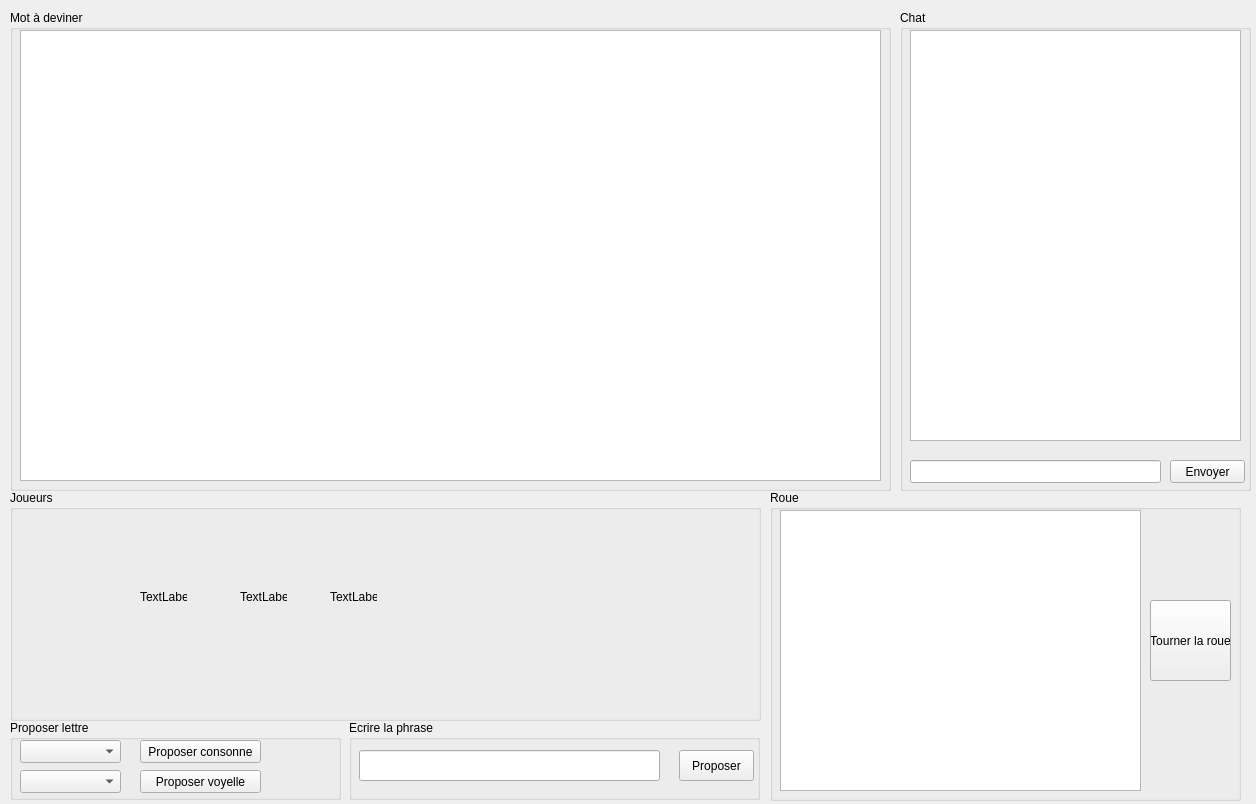
Above: Roue_De_La_Fortune/ui/game.ui from Dorian-Chapoulie/Roue-de-la-fortune before the change. Below: the same form after it.
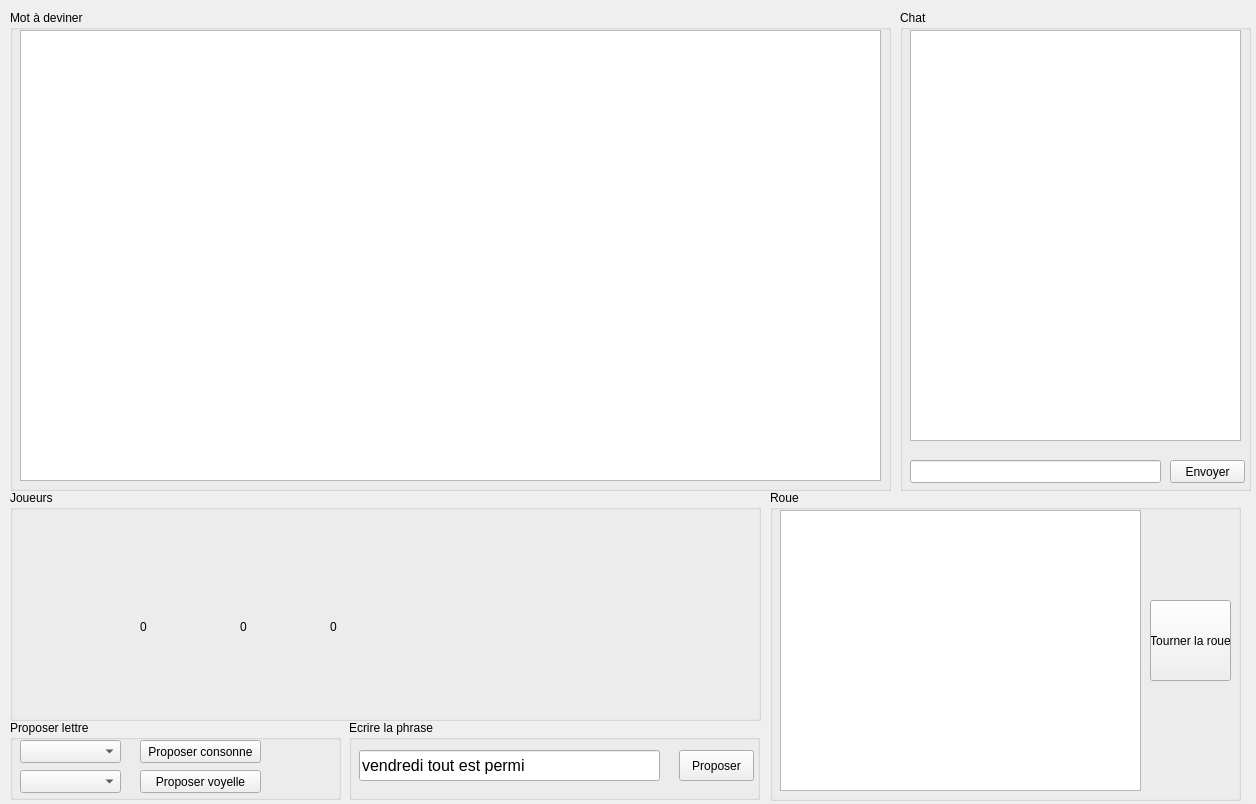
That is the form after the change.

Diff of the .ui file:
```diff
--- a/Roue_De_La_Fortune/ui/game.ui
+++ b/Roue_De_La_Fortune/ui/game.ui
@@ -104,7 +104,7 @@
      </rect>
     </property>
     <property name="text">
-     <string>TextLabel</string>
+     <string/>
     </property>
    </widget>
    <widget class="QLabel" name="labelPlayer2">
@@ -117,7 +117,7 @@
      </rect>
     </property>
     <property name="text">
-     <string>TextLabel</string>
+     <string/>
     </property>
    </widget>
    <widget class="QLabel" name="labelPlayer1">
@@ -130,7 +130,46 @@
      </rect>
     </property>
     <property name="text">
-     <string>TextLabel</string>
+     <string/>
+    </property>
+   </widget>
+   <widget class="QLabel" name="labelMoneyP1">
+    <property name="geometry">
+     <rect>
+      <x>130</x>
+      <y>130</y>
+      <width>47</width>
+      <height>13</height>
+     </rect>
+    </property>
+    <property name="text">
+     <string>0</string>
+    </property>
+   </widget>
+   <widget class="QLabel" name="labelMoneyP2">
+    <property name="geometry">
+     <rect>
+      <x>230</x>
+      <y>130</y>
+      <width>47</width>
+      <height>13</height>
+     </rect>
+    </property>
+    <property name="text">
+     <string>0</string>
+    </property>
+   </widget>
+   <widget class="QLabel" name="labelMoneyP3">
+    <property name="geometry">
+     <rect>
+      <x>320</x>
+      <y>130</y>
+      <width>47</width>
+      <height>13</height>
+     </rect>
+    </property>
+    <property name="text">
+     <string>0</string>
     </property>
    </widget>
   </widget>
@@ -196,6 +235,9 @@
       <pointsize>12</pointsize>
      </font>
     </property>
+    <property name="text">
+     <string>vendredi tout est permi</string>
+    </property>
    </widget>
    <widget class="QPushButton" name="pushButton">
     <property name="geometry">
```
Left out of the diff: 5 changed lines with no effect on the pictures.
